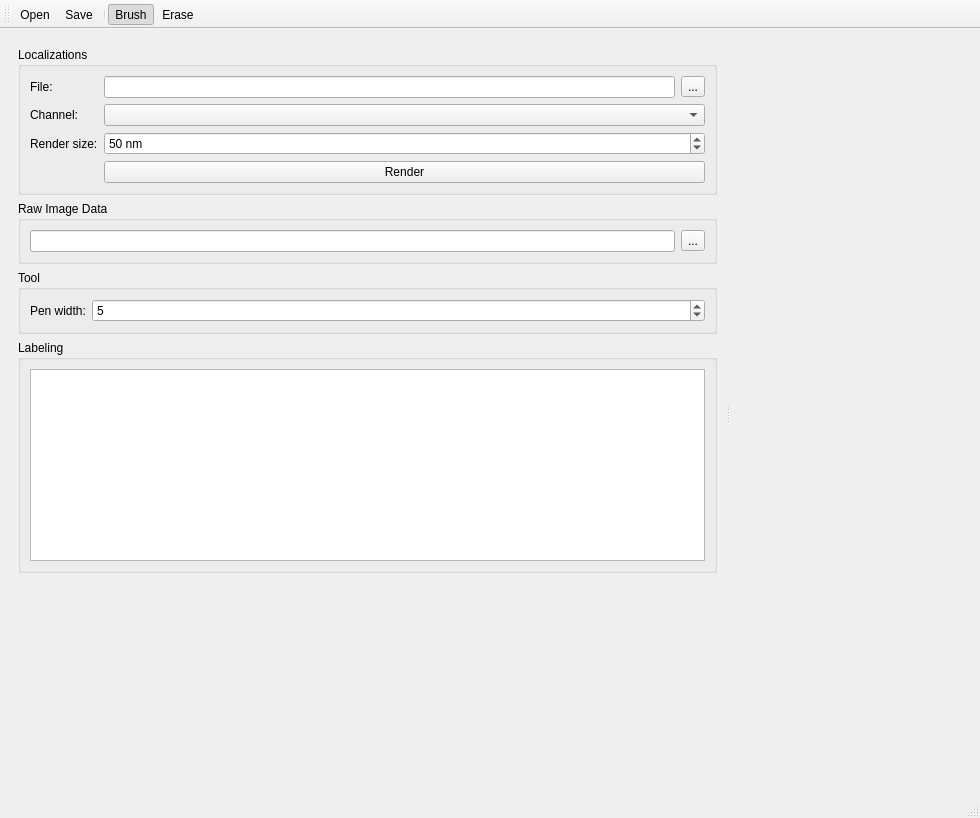
The window that BleedThroughCorrection/MainWindow.ui (CURTLab/NanoMito3D-Platform) describes before a commit, drawn with Qt 5.
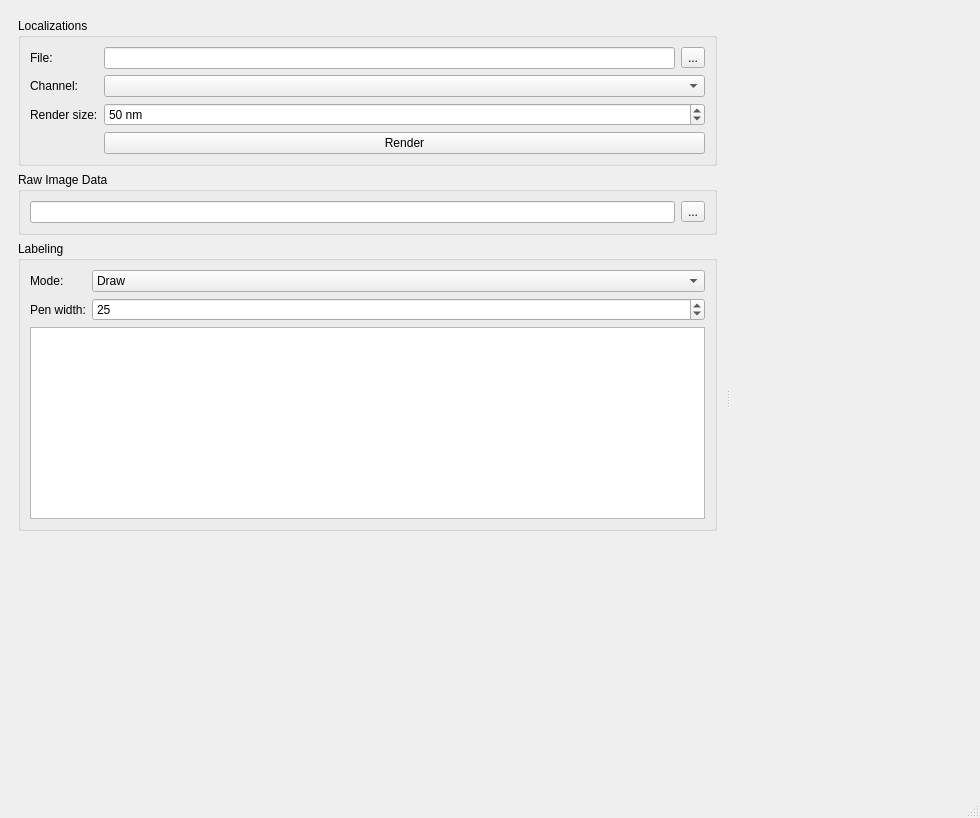
The same window after the commit. Icons and pictures are not drawn. Custom widgets are drawn as their Qt base class.

Commit message: Removed tool bar and changed labeling names

Patch:
```diff
--- a/BleedThroughCorrection/MainWindow.ui
+++ b/BleedThroughCorrection/MainWindow.ui
@@ -125,38 +125,50 @@
          </widget>
         </item>
         <item>
-         <widget class="QGroupBox" name="toolGroupBox">
+         <widget class="QGroupBox" name="groupBox">
           <property name="title">
-           <string>Tool</string>
+           <string>Labeling</string>
           </property>
-          <layout class="QFormLayout" name="formLayout">
+          <layout class="QFormLayout" name="formLayout_3">
            <item row="0" column="0">
+            <widget class="QLabel" name="label_3">
+             <property name="text">
+              <string>Mode:</string>
+             </property>
+            </widget>
+           </item>
+           <item row="0" column="1">
+            <widget class="QComboBox" name="comboMode">
+             <item>
+              <property name="text">
+               <string>Draw</string>
+              </property>
+             </item>
+             <item>
+              <property name="text">
+               <string>Erase</string>
+              </property>
+             </item>
+            </widget>
+           </item>
+           <item row="1" column="0">
             <widget class="QLabel" name="label_8">
              <property name="text">
               <string>Pen width:</string>
              </property>
             </widget>
            </item>
-           <item row="0" column="1">
+           <item row="1" column="1">
             <widget class="QSpinBox" name="spinPenWidth">
              <property name="maximum">
               <number>999</number>
              </property>
              <property name="value">
-              <number>5</number>
+              <number>25</number>
              </property>
             </widget>
            </item>
-          </layout>
-         </widget>
-        </item>
-        <item>
-         <widget class="QGroupBox" name="groupBox">
-          <property name="title">
-           <string>Labeling</string>
-          </property>
-          <layout class="QVBoxLayout" name="_2">
-           <item>
+           <item row="2" column="0" colspan="2">
             <widget class="QTreeWidget" name="treeLabels">
              <attribute name="headerVisible">
               <bool>false</bool>
@@ -210,22 +222,6 @@
    </property>
   </widget>
   <widget class="QStatusBar" name="statusbar"/>
-  <widget class="QToolBar" name="toolBar">
-   <property name="windowTitle">
-    <string>toolBar</string>
-   </property>
-   <attribute name="toolBarArea">
-    <enum>TopToolBarArea</enum>
-   </attribute>
-   <attribute name="toolBarBreak">
-    <bool>false</bool>
-   </attribute>
-   <addaction name="actionOpen"/>
-   <addaction name="actionSave"/>
-   <addaction name="separator"/>
-   <addaction name="actionBrush"/>
-   <addaction name="actionErase"/>
-  </widget>
   <action name="actionBrush">
    <property name="checkable">
     <bool>true</bool>
```
Left out of the diff: 12 changed lines with no effect on the pictures. The commit also changes 7 other files.
